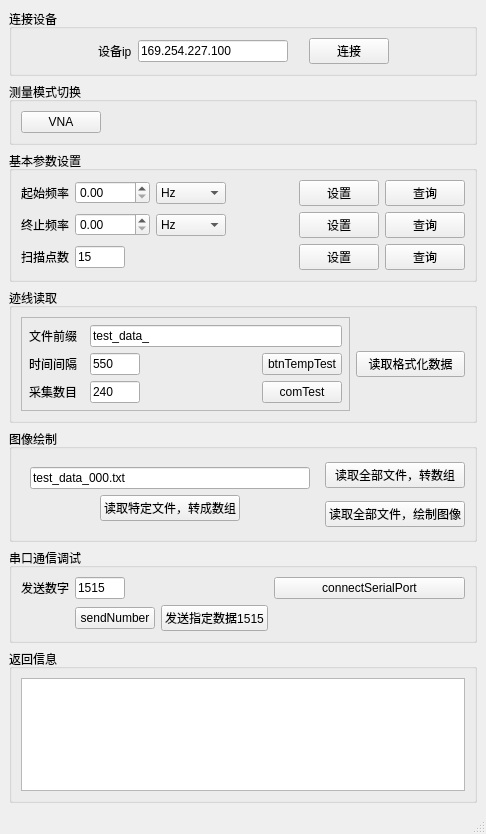
J4nnA/janna_51, file mainwindow.ui: the form before one commit.
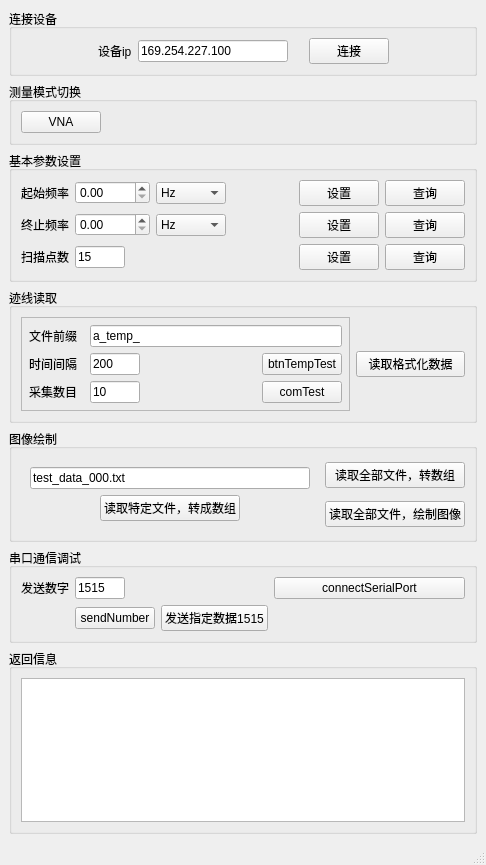
The form after the commit.

```diff
--- a/mainwindow.ui
+++ b/mainwindow.ui
@@ -7,7 +7,7 @@
     <x>0</x>
     <y>0</y>
     <width>486</width>
-    <height>834</height>
+    <height>865</height>
    </rect>
   </property>
   <property name="windowTitle">
@@ -456,7 +456,7 @@
              </size>
             </property>
             <property name="text">
-             <string>550</string>
+             <string>200</string>
             </property>
            </widget>
           </item>
@@ -481,14 +481,14 @@
              </size>
             </property>
             <property name="text">
-             <string>240</string>
+             <string>10</string>
             </property>
            </widget>
           </item>
           <item row="0" column="2" colspan="4">
            <widget class="QLineEdit" name="leFilePrefix">
             <property name="text">
-             <string>test_data_</string>
+             <string>a_temp_</string>
             </property>
            </widget>
           </item>
```
